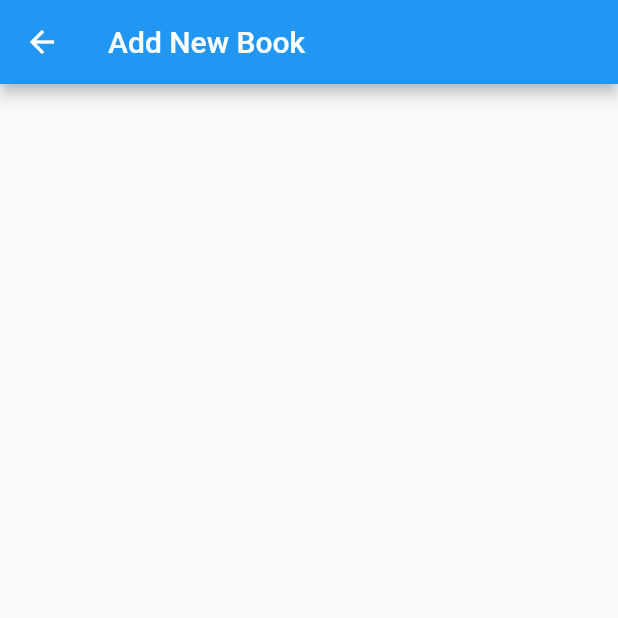
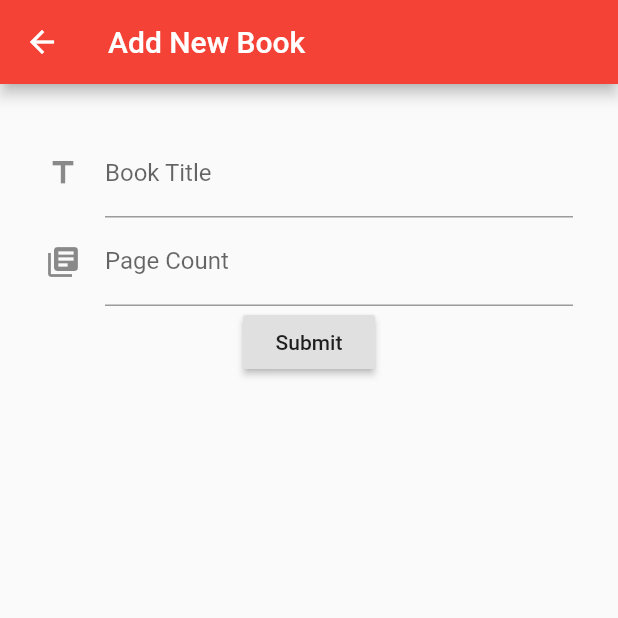
Before and after one commit to Apexal/libellum, a Flutter app: the screen it shows after launch, after a tap on "Add Book", on a phone screen of 412 x 824 dp, the top half of it. Run offline on Flutter 3.47's test engine with Material 2 defaults, Android fonts, the phone set to English and light mode, and no system bars.

Commit message:
Reorganize folders

```diff
--- a/lib/add_book.dart
+++ /dev/null
@@ -1,13 +0,0 @@
-import 'package:flutter/material.dart';
-
-class AddBookRoute extends StatelessWidget {
-  @override
-  Widget build(BuildContext context) {
-    return Scaffold(
-      appBar: AppBar(
-        title: Text('Add New Book'),
-      ),
-      body: Container(padding: EdgeInsets.all(30)),
-    );
-  }
-}
--- a/lib/main.dart
+++ b/lib/main.dart
@@ -1,59 +1,16 @@
 import 'package:flutter/material.dart';
 
-import './add_book.dart';
-import './books_list.dart';
+import 'package:libellum/theme.dart';
+import 'package:libellum/screens/home.dart';
+import 'package:libellum/screens/add_book.dart';
+import 'package:libellum/screens/books_list.dart';
 
 final String appTitle = 'Libellum';
 
-class Home extends StatelessWidget {
-  @override
-  Widget build(BuildContext context) {
-    return Scaffold(
-      appBar: AppBar(
-        title: Text(appTitle),
-      ),
-      body: Container(
-        padding: EdgeInsets.all(30),
-        child: RaisedButton(
-          onPressed: () {
-            Navigator.push(
-              context,
-              MaterialPageRoute(builder: (context) => AddBookRoute()),
-            );
-          },
-          child: Text('Add Book'),
-        ),
-      ),
-      bottomNavigationBar: BottomNavigationBar(
-          onTap: (index) {
-            if (index == 1) {
-              Navigator.pushNamed(context, '/books');
-            } else if (index == 2) {
-              Navigator.pushNamed(context, '/books/add');
-            }
-          },
-          currentIndex: 0,
-          items: const <BottomNavigationBarItem>[
-            BottomNavigationBarItem(
-              icon: Icon(Icons.home),
-              title: Text('Home'),
-            ),
-            BottomNavigationBarItem(
-              icon: Icon(Icons.library_books),
-              title: Text('Your Books'),
-            ),
-            BottomNavigationBarItem(
-              icon: Icon(Icons.book),
-              title: Text('Add Book'),
-            ),
-          ]),
-    );
-  }
-}
-
 void main() {
-  runApp(MaterialApp(title: appTitle, initialRoute: '/', routes: {
-    '/': (context) => Home(),
+  runApp(
+      MaterialApp(theme: appTheme, title: appTitle, initialRoute: '/', routes: {
+    '/': (context) => HomeRoute(),
     '/books': (context) => BooksListRoute(),
     '/books/add': (context) => AddBookRoute(),
   }));
--- /dev/null
+++ b/lib/screens/add_book.dart
@@ -0,0 +1,75 @@
+import 'package:flutter/material.dart';
+import 'package:flutter/services.dart';
+
+class AddBookForm extends StatefulWidget {
+  @override
+  State<StatefulWidget> createState() {
+    return _AddBookFormState();
+  }
+}
+
+class _AddBookFormState extends State<AddBookForm> {
+  final _formKey = GlobalKey<FormState>();
+  final bookTitleController = TextEditingController();
+  final bookPageCount = TextEditingController();
+
+  @override
+  Widget build(BuildContext context) {
+    return Form(
+        key: _formKey,
+        child: Column(children: <Widget>[
+          TextFormField(
+              controller: bookTitleController,
+              validator: (value) {
+                if (value.isEmpty) {
+                  return 'Please enter a title';
+                }
+                return null;
+              },
+              decoration: InputDecoration(
+                  labelText: 'Book Title', icon: Icon(Icons.title))),
+          TextFormField(
+              controller: bookPageCount,
+              validator: (value) {
+                if (value.isEmpty) {
+                  return 'Please enter a title';
+                }
+                return null;
+              },
+              inputFormatters: [WhitelistingTextInputFormatter.digitsOnly],
+              keyboardType: TextInputType.number,
+              decoration: InputDecoration(
+                  labelText: 'Page Count', icon: Icon(Icons.library_books))),
+          RaisedButton(
+            onPressed: () {
+              // Validate returns true if the form is valid, otherwise false.
+              if (_formKey.currentState.validate()) {
+                // If the form is valid, display a snackbar. In the real world,
+                // you'd often call a server or save the information in a database.
+                Navigator.pop(context, {
+                  'bookTitle': bookTitleController.text,
+                  'bookPageCount': bookPageCount.text,
+                });
+              }
+            },
+            child: Text('Submit'),
+          )
+          // Add TextFormFields and RaisedButton here.
+        ]));
+  }
+}
+
+class AddBookRoute extends StatelessWidget {
+  @override
+  Widget build(BuildContext context) {
+    return Scaffold(
+      appBar: AppBar(
+        title: Text('Add New Book'),
+      ),
+      body: Container(
+        padding: EdgeInsets.all(30),
+        child: AddBookForm(),
+      ),
+    );
+  }
+}
--- a/lib/books_list.dart
+++ b/lib/screens/books_list.dart
@@ -1,6 +1,6 @@
 import 'package:flutter/material.dart';
 
-import './book.dart';
+import 'package:libellum/models/book.dart';
 
 final int s = 12;
 
--- /dev/null
+++ b/lib/screens/home.dart
@@ -0,0 +1,58 @@
+import 'package:flutter/material.dart';
+
+import 'package:libellum/main.dart';
+import 'package:libellum/screens/add_book.dart';
+
+class HomeRoute extends StatelessWidget {
+  @override
+  Widget build(BuildContext context) {
+    return Scaffold(
+      appBar: AppBar(
+        title: Text(appTitle),
+      ),
+      body: Container(
+        padding: EdgeInsets.all(30),
+        child: RaisedButton(
+          onPressed: () {
+            Navigator.push(
+              context,
+              MaterialPageRoute(builder: (context) => AddBookRoute()),
+            );
+          },
+          child: Text('Add Book'),
+        ),
+      ),
+      floatingActionButton: Builder(builder: (BuildContext context) {
+        return FloatingActionButton(
+          onPressed: () async {
+            final bookDetails =
+                await Navigator.pushNamed(context, '/books/add');
+            Scaffold.of(context)
+              ..removeCurrentSnackBar()
+              ..showSnackBar(SnackBar(content: Text("$bookDetails")));
+          },
+          child: Icon(Icons.add),
+        );
+      }),
+      bottomNavigationBar: BottomNavigationBar(
+          onTap: (index) {
+            if (index == 1) {
+              Navigator.pushNamed(context, '/books');
+            } else if (index == 2) {
+              Navigator.pushNamed(context, '/books/add');
+            }
+          },
+          currentIndex: 0,
+          items: const <BottomNavigationBarItem>[
+            BottomNavigationBarItem(
+              icon: Icon(Icons.home),
+              title: Text('Home'),
+            ),
+            BottomNavigationBarItem(
+              icon: Icon(Icons.library_books),
+              title: Text('Your Books'),
+            ),
+          ]),
+    );
+  }
+}
```
Also changed, not shown: lib/models/book.dart (renamed from lib/book.dart).
